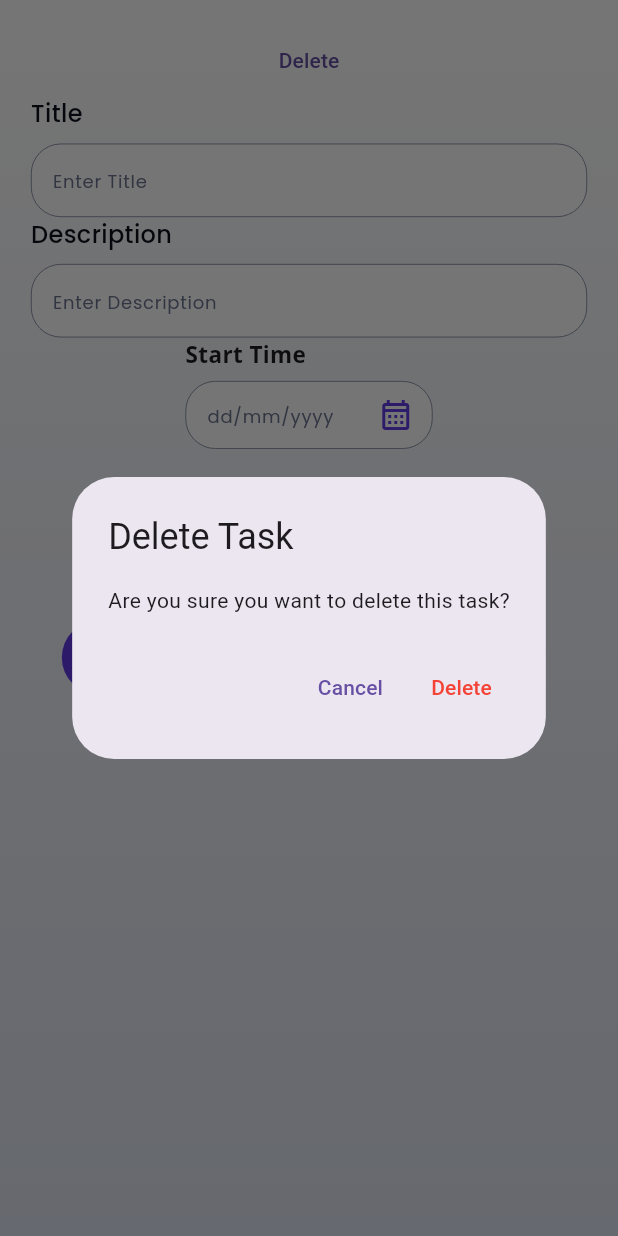
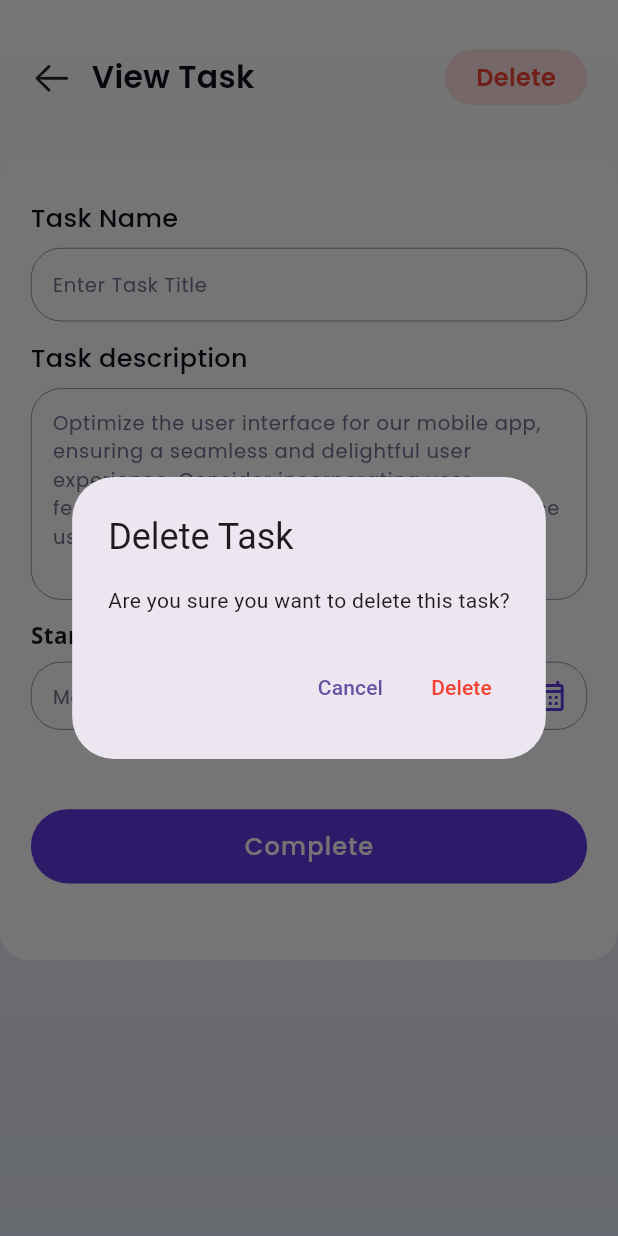
Before and after one commit to akanto99/Task-Management-with-SQlite, a Flutter app: the TaskDetailsScreen screen opened directly with empty values, after a tap on "Delete", on a phone screen of 412 x 824 dp. Run offline on Flutter 3.47's test engine with Material 3 defaults, Android fonts, the light colour scheme and no system bars; drawn by our look-alikes of auto_size_text; our stand-ins replace another_flushbar, flutter_svg, fluttertoast, google_fonts, shared_preferences, sqflite; accounts and stored records are empty.

Commit message:
View Task Screen Ui & Function for Update and Delete (Done)

```diff
--- a/lib/configs/res/text_styles.dart
+++ b/lib/configs/res/text_styles.dart
@@ -4,28 +4,28 @@ import 'package:razinsoft_task_management/configs/res/color.dart';
 
 class AppTextStyles {
   static final TextStyle poppins12Regular = GoogleFonts.poppins(
-      fontSize: 12,
+      fontSize: 13,
       fontWeight: FontWeight.w400,
       color: AppColors.textgreyColor
 
     /// Regular
   );
   static final TextStyle poppins12RegularColor = GoogleFonts.poppins(
-    fontSize: 12,
+    fontSize: 13,
     fontWeight: FontWeight.w400,
 
     /// Regular
   );
 
   static final TextStyle poppins14Regular = GoogleFonts.poppins(
-      fontSize: 14,
+      fontSize: 15,
       fontWeight: FontWeight.w400,
 
       color: AppColors.blackColor.withOpacity(0.8),
     /// Medium
   );
   static final TextStyle poppins14Medium = GoogleFonts.poppins(
-      fontSize: 14,
+      fontSize: 15,
       fontWeight: FontWeight.w500,
       color: AppColors.textblackColor
     /// Medium
@@ -34,7 +34,7 @@ class AppTextStyles {
   // Custom method to allow manual color customization
   static TextStyle poppins16WithColor({ required Color color}) {
     return GoogleFonts.poppins(
-      fontSize: 16,
+      fontSize: 17,
       fontWeight: FontWeight.w500,
       color: color,/// Medium
     );
@@ -43,7 +43,7 @@ class AppTextStyles {
 
 
   static final TextStyle poppins16Medium = GoogleFonts.poppins(
-      fontSize: 16,
+      fontSize: 17,
       fontWeight: FontWeight.w500,
       color: AppColors.textblackColor
 
@@ -51,7 +51,7 @@ class AppTextStyles {
   );
 
   static final TextStyle poppins18Medium = GoogleFonts.poppins(
-      fontSize: 18,
+      fontSize: 19,
       fontWeight: FontWeight.w500,
       color: AppColors.textblackColor
 
@@ -60,8 +60,8 @@ class AppTextStyles {
 
 
   static final TextStyle poppins20Medium = GoogleFonts.poppins(
-      fontSize: 20,
-      fontWeight: FontWeight.w500,
+      fontSize: 21,
+      fontWeight: FontWeight.w600,
       color: AppColors.textblackColor
 
     /// Medium
@@ -71,8 +71,8 @@ class AppTextStyles {
   // Custom method to allow manual color customization
   static TextStyle poppins24WithColor({ required Color color}) {
     return GoogleFonts.poppins(
-      fontSize: 24,
-      fontWeight: FontWeight.w500,
+      fontSize: 25,
+      fontWeight: FontWeight.w600,
       color: color,
 
       /// Medium
--- a/lib/configs/widgets/customtext_with_formfield.dart
+++ b/lib/configs/widgets/customtext_with_formfield.dart
@@ -60,7 +60,7 @@ class _CustomTextFieldWithFormFieldState extends State<CustomTextFieldWithFormFi
               crossAxisAlignment: CrossAxisAlignment.start,
               children: [
                 Container(
-                  height: widget.dynamicheight,
+                  // height: widget.dynamicheight,
                   width: screenWidth * 0.9,
                   decoration: BoxDecoration(
                     color: AppColors.whiteColor,
@@ -74,7 +74,7 @@ class _CustomTextFieldWithFormFieldState extends State<CustomTextFieldWithFormFi
                     controller: widget.controller,
                     focusNode: widget.focusCurrent,
                     keyboardType: widget.keyboardType,
-                    maxLines: widget.keyboardType == TextInputType.multiline ? null : 1,
+                    maxLines: widget.keyboardType == TextInputType.multiline ? 5 : 1,
                     decoration: InputDecoration(
                       errorStyle: TextStyle(
                         color: Colors.red,
@@ -88,7 +88,7 @@ class _CustomTextFieldWithFormFieldState extends State<CustomTextFieldWithFormFi
                       ),
                       contentPadding: EdgeInsets.symmetric(
                         horizontal: 10.0,
-                        vertical: 10.0,
+                        vertical: 10
                       ),
                       errorBorder: OutlineInputBorder(
                         borderRadius: BorderRadius.circular(20),
--- a/lib/view/screens/calender/calender_screen.dart
+++ b/lib/view/screens/calender/calender_screen.dart
@@ -72,6 +72,7 @@ class _CalenderScreenState extends State<CalenderScreen> {
           end: Alignment.bottomCenter,
           colors: [
             Color(0xFFFFFFFF),
+            Color(0xFFDFE4F1),
             Color(0xFFDFE4F1),
           ],
         ),
--- a/lib/view/screens/home/details_screen.dart
+++ b/lib/view/screens/home/details_screen.dart
@@ -1,6 +1,11 @@
+import 'package:flutter/cupertino.dart';
 import 'package:flutter/material.dart';
+import 'package:google_fonts/google_fonts.dart';
+import 'package:intl/intl.dart';
 import 'package:provider/provider.dart';
+import 'package:razinsoft_task_management/configs/res/color.dart';
 import 'package:razinsoft_task_management/configs/res/components/round_button.dart';
+import 'package:razinsoft_task_management/configs/res/text_styles.dart';
 import 'package:razinsoft_task_management/configs/responsive/responsive_ui.dart';
 import 'package:razinsoft_task_management/configs/services/database_services/database_services.dart';
 import 'package:razinsoft_task_management/configs/widgets/customtext_with_formfield.dart';
@@ -27,13 +32,21 @@ class _TaskDetailsScreenState extends State<TaskDetailsScreen> {
   late TextEditingController _startTimeController;
   late TextEditingController _endTimeController;
 
+  String currentDate = "";
+  void _getCurrentDate() {
+    currentDate = DateFormat('MMMM dd, yyyy').format(DateTime.now());
+  }
+
   @override
   void initState() {
     super.initState();
     _titleController = TextEditingController(text: widget.task.title);
-    _descriptionController = TextEditingController(text: widget.task.description);
+    _descriptionController = TextEditingController(
+      text: widget.task.description,
+    );
     _startTimeController = TextEditingController(text: widget.task.startTime);
     _endTimeController = TextEditingController(text: widget.task.endTime);
+    _getCurrentDate();
   }
 
   @override
@@ -48,7 +61,8 @@ class _TaskDetailsScreenState extends State<TaskDetailsScreen> {
   Future<void> _deleteTask() async {
     bool? confirmDelete = await showDialog(
       context: context,
-      builder: (context) => AlertDialog(
+      builder:
+          (context) => AlertDialog(
             title: const Text("Delete Task"),
             content: const Text("Are you sure you want to delete this task?"),
             actions: [
@@ -63,9 +77,15 @@ class _TaskDetailsScreenState extends State<TaskDetailsScreen> {
                   ScaffoldMessenger.of(context).showSnackBar(
                     const SnackBar(content: Text('Task deleted successfully!')),
                   );
-              Navigator.push(context, MaterialPageRoute(builder: (context)=>NavigationScreen()));
+                  Navigator.push(
+                    context,
+                    MaterialPageRoute(builder: (context) => NavigationScreen()),
+                  );
                 },
-            child: const Text("Delete", style: TextStyle(color: Colors.red)),
+                child: const Text(
+                  "Delete",
+                  style: TextStyle(color: Colors.red),
+                ),
               ),
             ],
           ),
@@ -76,11 +96,7 @@ class _TaskDetailsScreenState extends State<TaskDetailsScreen> {
   Widget build(BuildContext context) {
     return SafeArea(
       child: Scaffold(
-        body: ResPonsiveUi(
-          mobile: body(),
-          desktop: body(),
-          tablet: body(),
-        ),
+        body: ResPonsiveUi(mobile: body(), desktop: body(), tablet: body()),
       ),
     );
   }
@@ -103,64 +119,130 @@ class _TaskDetailsScreenState extends State<TaskDetailsScreen> {
         ),
         child: Column(
           children: [
-            SizedBox(height: screenHeight * 0.02),
+            SizedBox(height: screenHeight * 0.04),
+            Container(
+              width: screenWidth * 0.9,
+              child: Row(
+                mainAxisAlignment: MainAxisAlignment.spaceBetween,
+                children: [
+                  Row(
+                    children: [
+                      InkWell(
+                          onTap: (){
+                            Navigator.pop(context);
+                          },
+                          child: Icon(CupertinoIcons.arrow_left, size: 28)),
+                      SizedBox(width: screenWidth * 0.03),
+                      Text('View Task', style: AppTextStyles.poppins20Medium),
+                    ],
+                  ),
+                  GestureDetector(
+                    onTap: _deleteTask,
+                    child: Container(
+                      height: screenHeight * 0.045,
+                      width: screenWidth * 0.23,
+                      decoration: BoxDecoration(
+                        color: Color(0xffFFE1E2),
+                        borderRadius: BorderRadius.circular(20),
+                      ),
+                      child: Center(
+                        child: Text(
+                          "Delete",
+                          style: GoogleFonts.poppins(
+                            fontSize: 16,
+                            fontWeight: FontWeight.w600,
+                            color: Colors.red,
 
-            TextButton(
-              onPressed: _deleteTask,
-              child: const Text("Delete"),
+                            /// Medium
                           ),
+                        ),
+                      ),
+                    ),
+                  ),
+                ],
+              ),
+            ),
+            SizedBox(height: screenHeight * 0.04),
 
+            Container(
+              width: screenWidth,
+
+              decoration: BoxDecoration(
+                color: AppColors.whiteColor,
+                borderRadius: BorderRadius.circular(20),
+              ),
+              padding: EdgeInsets.only(top: 30, bottom: 35),
+              child: Column(
+                children: [
                   CustomTextFieldWithFormField(
-              titleText: "Title",
-              placeholder: "Enter Title",
+                    titleText: "Task Name",
+                    placeholder: "Enter Task Title",
                     controller: _titleController,
+                    // dynamicheight: screenHeight * 0.055,
                     validator: (value) {
-                if (value == null || value.isEmpty) {
-                  return 'Title is required.';
+                      if (_titleController.text == null ||
+                          _titleController.text.isEmpty) {
+                        return 'Task Title is required.';
+                      }
+                      return null;
+                    },
+                  ),
+                  SizedBox(height: screenHeight * 0.015),
+                  CustomTextFieldWithFormField(
+                    titleText: "Task description",
+                    placeholder:
+                        "Optimize the user interface for our mobile app, ensuring a seamless and delightful user experience. Consider incorporating user feedback and modern design trends to enhance usability and aesthetics.\n",
+                    controller: _descriptionController,
+                    // dynamicheight: screenHeight * 0.15,
+                    keyboardType: TextInputType.multiline,
+                    validator: (value) {
+                      if (_descriptionController.text == null ||
+                          _descriptionController.text.isEmpty) {
+                        return 'Description is required.';
+                      }
+                      return null;
+                    },
+                  ),
+                  SizedBox(height: screenHeight * 0.015),
+
+                  Container(
+                    width: screenWidth * 0.9,
+                    child: Row(
+                      mainAxisAlignment: MainAxisAlignment.spaceBetween,
+                      children: [
+                        /// Start Time
+                        CustomDatePickerFormField(
+                          title: "Start Date",
+                          labelText: "$currentDate",
+                          controller: _startTimeController,
+                          validator: (value) {
+                            if (_startTimeController.text == null ||
+                                _startTimeController.text.isEmpty) {
+                              return 'Start Date is required.';
                             }
                             return null;
                           },
                         ),
 
-            CustomTextFieldWithFormField(
-              titleText: "Description",
-              placeholder: "Enter Description",
-              controller: _descriptionController,
+                        /// End Time
+                        CustomDatePickerFormField(
+                          title: "End Date",
+                          labelText: "$currentDate",
+                          controller: _endTimeController,
                           validator: (value) {
-                if (value == null || value.isEmpty) {
-                  return 'Description is required.';
+                            if (_endTimeController.text == null ||
+                                _endTimeController.text.isEmpty) {
+                              return 'End Date is required.';
                             }
                             return null;
                           },
                         ),
-
-            CustomDatePickerFormField(
-              title: "Start Time",
-              labelText: 'dd/mm/yyyy',
-              controller: _startTimeController,
-              validator: (value) {
-                if (value == null || value.isEmpty) {
-                  return 'Start Time is required.';
-                }
-                return null;
-              },
+                      ],
                     ),
-
-            CustomDatePickerFormField(
-              title: "End Time",
-              labelText: 'dd/mm/yyyy',
-              controller: _endTimeController,
-              validator: (value) {
-                if (value == null || value.isEmpty) {
-                  return 'End Time is required.';
-                }
-                return null;
-              },
                   ),
-
+                  SizedBox(height: screenHeight * 0.04),
                   Container(
-              width: screenWidth * 0.80,
-              alignment: Alignment.centerLeft,
+                    width: screenWidth * 0.90,
                     child: RoundButton(
                       title: "Complete",
                       loading: isLoading,
@@ -179,13 +261,26 @@ class _TaskDetailsScreenState extends State<TaskDetailsScreen> {
 
                             await _databaseService.updateTask(updatedTask);
                             ScaffoldMessenger.of(context).showSnackBar(
-                        const SnackBar(content: Text('Task updated successfully!'), backgroundColor: Colors.green),
+                              const SnackBar(
+                                content: Text('Task updated successfully!'),
+                                backgroundColor: Colors.green,
+                              ),
                             );
                             await Future.delayed(const Duration(seconds: 2));
-                      Navigator.pushReplacement(context, MaterialPageRoute(builder: (context) => NavigationScreen()));
+                            Navigator.pushReplacement(
+                              context,
+                              MaterialPageRoute(
+                                builder: (context) => NavigationScreen(),
+                              ),
+                            );
                           } catch (e) {
                             ScaffoldMessenger.of(context).showSnackBar(
-                        SnackBar(content: Text('Failed to update task! Error: $e'), backgroundColor: Colors.red),
+                              SnackBar(
+                                content: Text(
+                                  'Failed to update task! Error: $e',
+                                ),
+                                backgroundColor: Colors.red,
+                              ),
                             );
                           } finally {
                             setState(() => isLoading = false);
@@ -199,6 +294,9 @@ class _TaskDetailsScreenState extends State<TaskDetailsScreen> {
                 ],
               ),
             ),
+          ],
+        ),
+      ),
     );
   }
 }
--- a/lib/view/screens/home/home_screen.dart
+++ b/lib/view/screens/home/home_screen.dart
@@ -267,7 +267,7 @@ class _HomeScreenState extends State<HomeScreen> {
                                   },
                                   child: Container(
                                     width: screenWidth,
-                                    height: screenHeight *0.17,
+                                    height: screenHeight *0.18,
                                     padding: EdgeInsets.all(10),
                                     decoration: BoxDecoration(
                                       color: AppColors.whiteColor,
@@ -305,11 +305,11 @@ class _HomeScreenState extends State<HomeScreen> {
                                             ),
 
                                             Container(
-                                              height: screenHeight * 0.04,
-                                              width: task.status == 1 ? screenWidth *0.25: screenWidth*0.2,
+                                              height: screenHeight * 0.05,
+                                              width: task.status == 1 ? screenWidth *0.32: screenWidth*0.2,
                                               decoration: BoxDecoration(
                                                 color: task.status == 1 ? Color(0xffEEFFE0):Color(0xffF0EDFD),
-                                                borderRadius: BorderRadius.circular(15),
+                                                borderRadius: BorderRadius.circular(25),
                                               ),
                                               child: Center(
                                                 child: Text(
--- a/lib/view/screens/task/task_screen.dart
+++ b/lib/view/screens/task/task_screen.dart
@@ -114,7 +114,7 @@ class _TaskScreenState extends State<TaskScreen> {
               // Task Title
               CustomTextFieldWithFormField(
                 titleText: "Task Name",
-                dynamicheight: screenHeight*0.055,
+                // dynamicheight: screenHeight*0.055,
                 placeholder: "Enter Your Task Name",
                 controller: taskTitle,
                 onChanged: (value) {
@@ -131,9 +131,9 @@ class _TaskScreenState extends State<TaskScreen> {
               // Task Description
               CustomTextFieldWithFormField(
                 titleText: "Task description",
-                placeholder: "Optimize the user interface for our mobile app, ensuring a seamless and delightful user experience. Consider incorporating user feedback and modern design trends to enhance usability and aesthetics.\n\n",
+                placeholder: "Optimize the user interface for our mobile app, ensuring a seamless and delightful user experience. Consider incorporating user feedback and modern design trends to enhance usability and aesthetics.\n",
                 controller: taskDes,
-                dynamicheight: screenHeight*0.15,
+                // dynamicheight: screenHeight*0.15,
                 keyboardType: TextInputType.multiline,
                 onChanged: (value) {
                   setState(() {});
@@ -180,7 +180,7 @@ class _TaskScreenState extends State<TaskScreen> {
                   ],
                 ),
               ),
-              SizedBox(height: screenHeight * 0.05),
+              SizedBox(height: screenHeight * 0.04),
               // Create Button
               Container(
                 width: screenWidth * 0.90,
--- a/lib/view/splash_screen/splash_view.dart
+++ b/lib/view/splash_screen/splash_view.dart
@@ -62,7 +62,7 @@ class _SplashScreenState extends State<SplashScreen> {
                 height: 20,
                 width: 20,
                 child: CircularProgressIndicator(
-                  color: AppColors.blackColor,
+                  color: AppColors.blueViolet,
                   strokeWidth: 3,
                   backgroundColor:  AppColors.whiteColor,
                 ),
```
Lines whose indentation alone changed are shown as unchanged.
